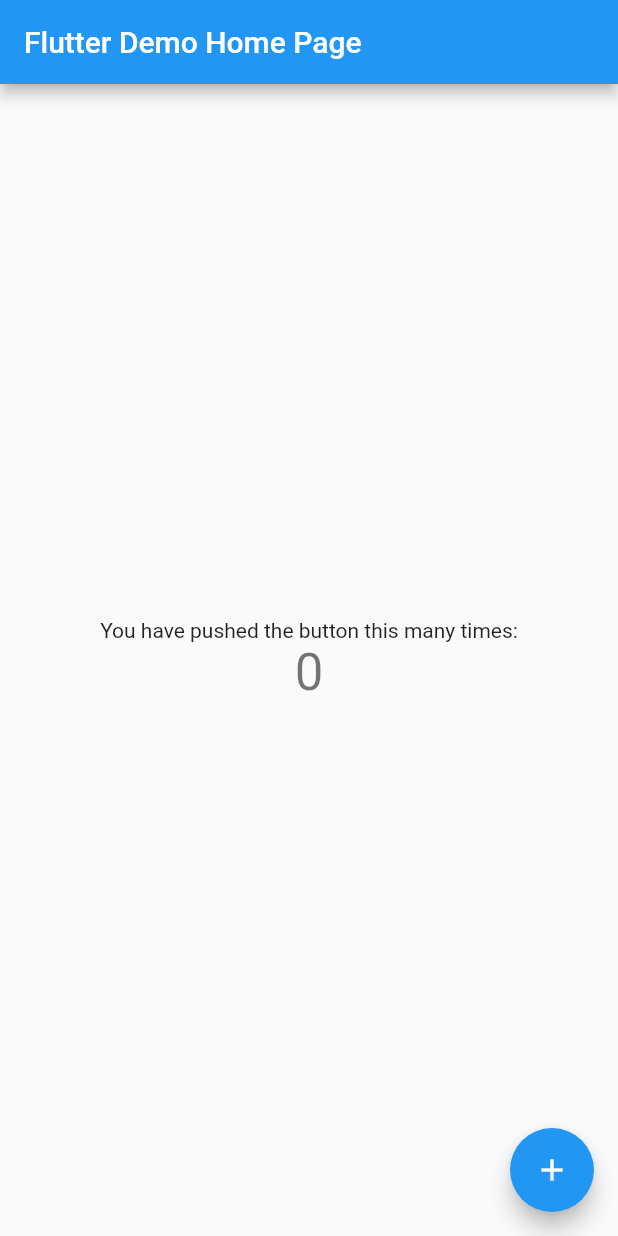
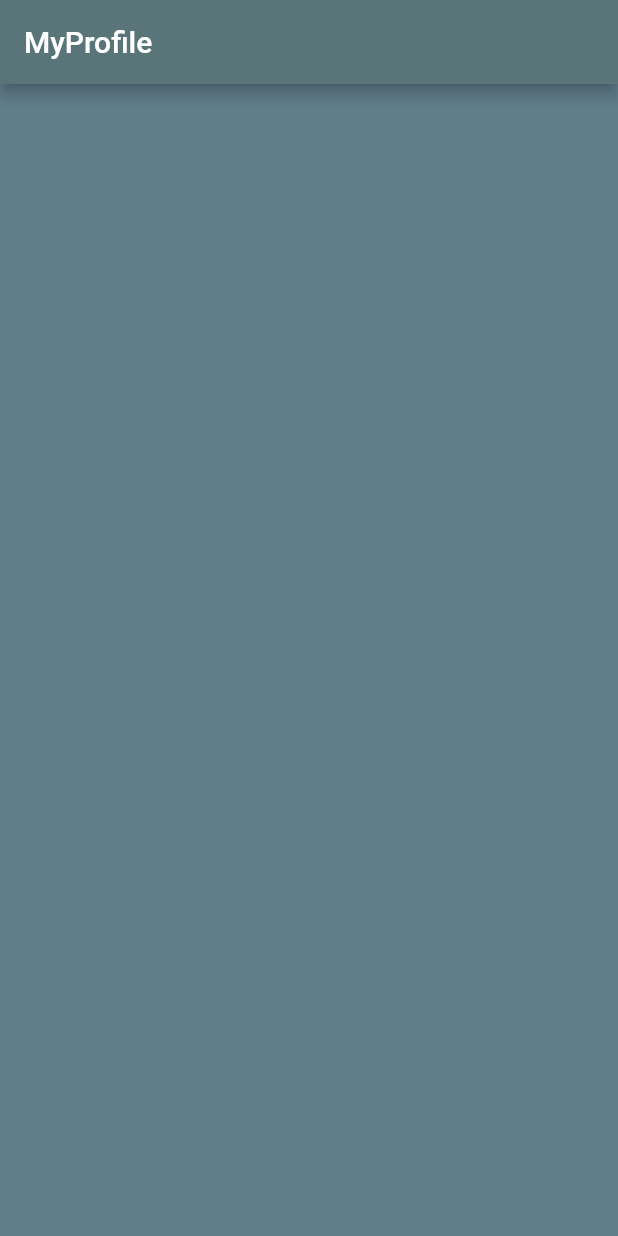
Before and after one commit to HeratUni-CS/my-portfolio-SayedNawid, a Flutter app: the screen it shows after launch, on a phone screen of 412 x 824 dp. Run offline on Flutter 3.47's test engine with Material 2 defaults, Android fonts, the phone set to English and light mode, and no system bars.

Commit message:
Make a StatelessWidget

```diff
--- a/lib/main.dart
+++ b/lib/main.dart
@@ -1,115 +1,22 @@
 import 'package:flutter/material.dart';
 
 void main() {
-  runApp(const MyApp());
+  runApp(const MyProfile());
 }
+class MyProfile extends StatelessWidget {
+  const MyProfile({super.key});
 
-class MyApp extends StatelessWidget {
-  const MyApp({super.key});
-
-  // This widget is the root of your application.
   @override
   Widget build(BuildContext context) {
     return MaterialApp(
-      title: 'Flutter Demo',
-      theme: ThemeData(
-        // This is the theme of your application.
-        //
-        // Try running your application with "flutter run". You'll see the
-        // application has a blue toolbar. Then, without quitting the app, try
-        // changing the primarySwatch below to Colors.green and then invoke
-        // "hot reload" (press "r" in the console where you ran "flutter run",
-        // or simply save your changes to "hot reload" in a Flutter IDE).
-        // Notice that the counter didn't reset back to zero; the application
-        // is not restarted.
-        primarySwatch: Colors.blue,
+      debugShowCheckedModeBanner: false,
+      home: Scaffold(
+        backgroundColor: Colors.blueGrey,
+        appBar: AppBar(
+          title:const Text("MyProfile"),
+          backgroundColor:Color.fromARGB(255, 90, 117, 121) ,
+        ),
       ),
-      home: const MyHomePage(title: 'Flutter Demo Home Page'),
     );
   }
 }
-
-class MyHomePage extends StatefulWidget {
-  const MyHomePage({super.key, required this.title});
-
-  // This widget is the home page of your application. It is stateful, meaning
-  // that it has a State object (defined below) that contains fields that affect
-  // how it looks.
-
-  // This class is the configuration for the state. It holds the values (in this
-  // case the title) provided by the parent (in this case the App widget) and
-  // used by the build method of the State. Fields in a Widget subclass are
-  // always marked "final".
-
-  final String title;
-
-  @override
-  State<MyHomePage> createState() => _MyHomePageState();
-}
-
-class _MyHomePageState extends State<MyHomePage> {
-  int _counter = 0;
-
-  void _incrementCounter() {
-    setState(() {
-      // This call to setState tells the Flutter framework that something has
-      // changed in this State, which causes it to rerun the build method below
-      // so that the display can reflect the updated values. If we changed
-      // _counter without calling setState(), then the build method would not be
-      // called again, and so nothing would appear to happen.
-      _counter++;
-    });
-  }
-
-  @override
-  Widget build(BuildContext context) {
-    // This method is rerun every time setState is called, for instance as done
-    // by the _incrementCounter method above.
-    //
-    // The Flutter framework has been optimized to make rerunning build methods
-    // fast, so that you can just rebuild anything that needs updating rather
-    // than having to individually change instances of widgets.
-    return Scaffold(
-      appBar: AppBar(
-        // Here we take the value from the MyHomePage object that was created by
-        // the App.build method, and use it to set our appbar title.
-        title: Text(widget.title),
-      ),
-      body: Center(
-        // Center is a layout widget. It takes a single child and positions it
-        // in the middle of the parent.
-        child: Column(
-          // Column is also a layout widget. It takes a list of children and
-          // arranges them vertically. By default, it sizes itself to fit its
-          // children horizontally, and tries to be as tall as its parent.
-          //
-          // Invoke "debug painting" (press "p" in the console, choose the
-          // "Toggle Debug Paint" action from the Flutter Inspector in Android
-          // Studio, or the "Toggle Debug Paint" command in Visual Studio Code)
-          // to see the wireframe for each widget.
-          //
-          // Column has various properties to control how it sizes itself and
-          // how it positions its children. Here we use mainAxisAlignment to
-          // center the children vertically; the main axis here is the vertical
-          // axis because Columns are vertical (the cross axis would be
-          // horizontal).
-          mainAxisAlignment: MainAxisAlignment.center,
-          children: <Widget>[
-            const Text(
-              'You have pushed the button this many times:',
-            ),
-            Text(
-              '$_counter',
-              style: Theme.of(context).textTheme.headlineMedium,
-            ),
-          ],
-        ),
-      ),
-      floatingActionButton: FloatingActionButton(
-        onPressed: _incrementCounter,
-        tooltip: 'Increment',
-        child: const Icon(Icons.add),
-      ), // This trailing comma makes auto-formatting nicer for build methods.
-    );
-  }
-}
```
